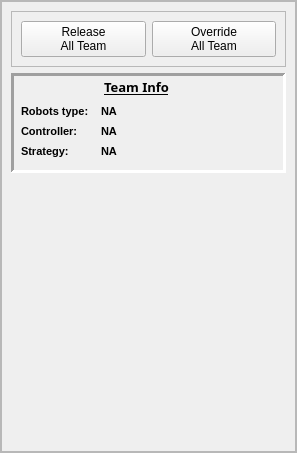
First picture: the form in src/gui/panels/panel_teams/tab_team.ui, repository biorobaw/RoboBulls, before the edit.
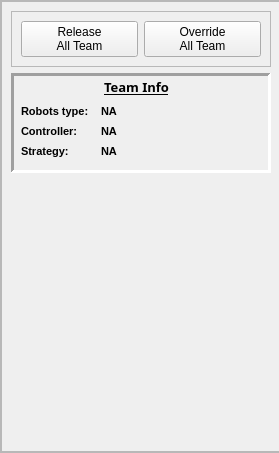
Second picture: the form after the edit.

Patch:
```diff
--- a/src/gui/panels/panel_teams/tab_team.ui
+++ b/src/gui/panels/panel_teams/tab_team.ui
@@ -6,10 +6,22 @@
    <rect>
     <x>0</x>
     <y>0</y>
-    <width>297</width>
+    <width>279</width>
     <height>453</height>
    </rect>
   </property>
+  <property name="sizePolicy">
+   <sizepolicy hsizetype="Preferred" vsizetype="Preferred">
+    <horstretch>0</horstretch>
+    <verstretch>0</verstretch>
+   </sizepolicy>
+  </property>
+  <property name="minimumSize">
+   <size>
+    <width>250</width>
+    <height>0</height>
+   </size>
+  </property>
   <property name="windowTitle">
    <string>Frame</string>
   </property>
@@ -19,7 +31,10 @@
   <property name="frameShadow">
    <enum>QFrame::Sunken</enum>
   </property>
-  <layout class="QGridLayout" name="gridLayout">
+  <layout class="QVBoxLayout" name="verticalLayout">
+   <property name="spacing">
+    <number>0</number>
+   </property>
    <property name="leftMargin">
     <number>0</number>
    </property>
@@ -32,32 +47,65 @@
    <property name="bottomMargin">
     <number>0</number>
    </property>
-   <property name="spacing">
-    <number>0</number>
-   </property>
-   <item row="0" column="0">
+   <item>
     <widget class="QScrollArea" name="scrollArea">
+     <property name="sizePolicy">
+      <sizepolicy hsizetype="Expanding" vsizetype="Expanding">
+       <horstretch>0</horstretch>
+       <verstretch>0</verstretch>
+      </sizepolicy>
+     </property>
      <property name="minimumSize">
       <size>
-       <width>0</width>
+       <width>280</width>
        <height>80</height>
       </size>
      </property>
+     <property name="maximumSize">
+      <size>
+       <width>10000</width>
+       <height>16777215</height>
+      </size>
+     </property>
+     <property name="verticalScrollBarPolicy">
+      <enum>Qt::ScrollBarAsNeeded</enum>
+     </property>
+     <property name="horizontalScrollBarPolicy">
+      <enum>Qt::ScrollBarAsNeeded</enum>
+     </property>
+     <property name="sizeAdjustPolicy">
+      <enum>QAbstractScrollArea::AdjustToContents</enum>
+     </property>
      <property name="widgetResizable">
       <bool>true</bool>
      </property>
+     <property name="alignment">
+      <set>Qt::AlignCenter</set>
+     </property>
      <widget class="QWidget" name="scrollAreaContent">
       <property name="geometry">
        <rect>
         <x>0</x>
         <y>0</y>
-        <width>293</width>
+        <width>278</width>
         <height>449</height>
        </rect>
       </property>
+      <property name="sizePolicy">
+       <sizepolicy hsizetype="Expanding" vsizetype="Preferred">
+        <horstretch>0</horstretch>
+        <verstretch>0</verstretch>
+       </sizepolicy>
+      </property>
       <layout class="QVBoxLayout" name="layout_team">
        <item>
         <widget class="QFrame" name="frame_buttons">
+         <property name="sizePolicy">
+          <sizepolicy hsizetype="Minimum" vsizetype="Preferred">
+           <horstretch>0</horstretch>
+           <verstretch>0</verstretch>
+          </sizepolicy>
+         </property>
          <property name="frameShape">
           <enum>QFrame::StyledPanel</enum>
          </property>
```
